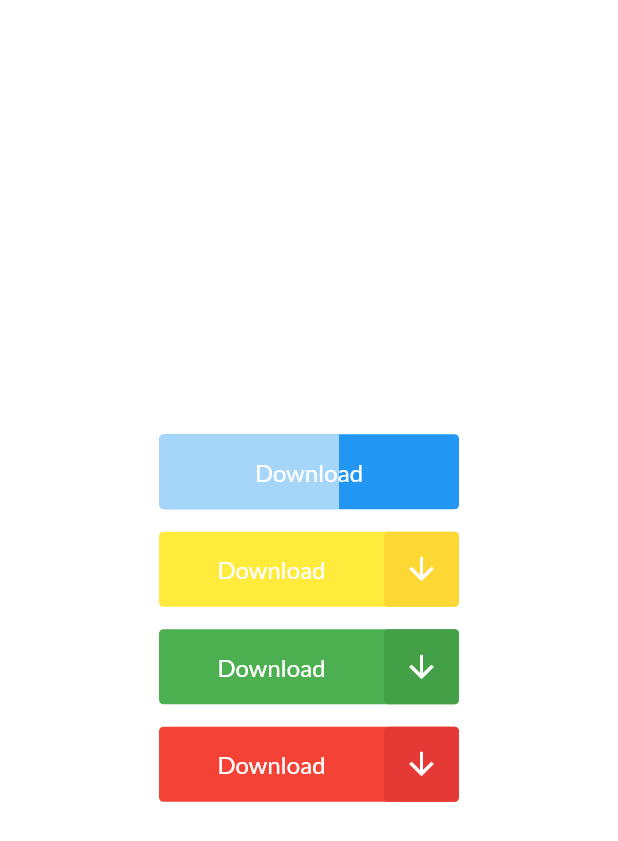
After one commit to DsdlTon/Flutter100Days, a Flutter app: the AnimationButton screen opened by its route, after a tap on "Download", on a phone screen of 412 x 824 dp. The commit adds this screen. Shown: the top 841 px of the screen. Run offline on Flutter 3.47's test engine with Material 2 defaults, Android fonts, the phone set to English and light mode, and no system bars; our stand-ins replace google_fonts, page_transition, simple_animations; missing offline and left inert: animator.

Commit message:
day7 completed

```diff
--- a/lib/day6/day6.dart
+++ b/lib/day6/day6.dart
@@ -80,8 +80,8 @@ class _ExerciseAppState extends State<ExerciseApp>
       body: PageView(
         children: <Widget>[
           Page(image: 'assets/images/exercise1.jpg'),
-          Page(image: 'assets/images/exercise1.jpg'),
-          Page(image: 'assets/images/exercise1.jpg'),
+          // Page(image: 'assets/images/exercise1.jpg'),
+          // Page(image: 'assets/images/exercise1.jpg'),
         ],
       ),
     );
--- /dev/null
+++ b/lib/day7/AnimateButton.dart
@@ -0,0 +1,166 @@
+import 'package:flutter/material.dart';
+
+class AnimateButton extends StatefulWidget {
+  final Color primaryColor;
+  final Color darkPrimayColor;
+
+  AnimateButton({Key key, this.primaryColor, this.darkPrimayColor});
+
+  @override
+  _AnimateButtonState createState() => _AnimateButtonState();
+}
+
+class _AnimateButtonState extends State<AnimateButton>
+    with TickerProviderStateMixin {
+  AnimationController _fadeAnimationController;
+  AnimationController _animationController;
+  AnimationController _scaleAnimationController;
+
+  Animation<double> _fadeAnimation;
+  Animation<double> _animation;
+  Animation<double> _scaleAnimation;
+
+  bool animationComplete = false;
+  double barColorOpacity = 0.6;
+
+  @override
+  void initState() {
+    super.initState();
+
+    _animationController = AnimationController(
+      vsync: this,
+      duration: Duration(seconds: 1),
+    );
+
+    _fadeAnimationController = AnimationController(
+      vsync: this,
+      duration: Duration(milliseconds: 400),
+    );
+
+    _scaleAnimationController = AnimationController(
+      vsync: this,
+      duration: Duration(milliseconds: 400),
+    );
+
+    _fadeAnimation = Tween<double>(
+      begin: 50.0,
+      end: 0.0,
+    ).animate(_fadeAnimationController);
+
+    _scaleAnimation = Tween<double>(
+      begin: 1.0,
+      end: 1.05,
+    ).animate(_scaleAnimationController)
+      ..addStatusListener((status) {
+        if (status == AnimationStatus.completed) {
+          _scaleAnimationController.reverse();
+          _fadeAnimationController.forward();
+          _animationController.forward();
+        }
+      });
+
+    _animation = Tween<double>(
+      begin: 0.0,
+      end: 200.0,
+    ).animate(_animationController)
+      ..addStatusListener((status) {
+        if (status == AnimationStatus.completed) {
+          setState(() {
+            animationComplete = true;
+            barColorOpacity = 0.0;
+          });
+        }
+      });
+  }
+
+  @override
+  void dispose() {
+    super.dispose();
+
+    _fadeAnimationController.dispose();
+    _animationController.dispose();
+    _scaleAnimationController.dispose();
+  }
+
+  @override
+  Widget build(BuildContext context) {
+    return Stack(
+      children: <Widget>[
+        AnimatedBuilder(
+          animation: _scaleAnimation,
+          builder: (context, child) => Transform.scale(
+            scale: _scaleAnimation.value,
+            child: InkWell(
+              onTap: () {
+                _scaleAnimationController.forward();
+              },
+              child: Center(
+                child: Stack(
+                  children: <Widget>[
+                    Container(
+                      width: 200,
+                      height: 50,
+                      decoration: BoxDecoration(
+                        color: widget.primaryColor,
+                        borderRadius: BorderRadius.circular(3),
+                      ),
+                      child: Row(
+                        children: <Widget>[
+                          Expanded(
+                            child: Align(
+                              child: animationComplete == false
+                                  ? Text(
+                                      'Download',
+                                      style: TextStyle(
+                                          color: Colors.white, fontSize: 16.0),
+                                    )
+                                  : Icon(
+                                      Icons.check,
+                                      color: Colors.white,
+                                    ),
+                            ),
+                          ),
+                          AnimatedBuilder(
+                            animation: _fadeAnimation,
+                            builder: (context, child) => Container(
+                              width: _fadeAnimation.value,
+                              height: 50,
+                              decoration: BoxDecoration(
+                                color: widget.darkPrimayColor,
+                                borderRadius: BorderRadius.circular(3),
+                              ),
+                              child: Icon(
+                                Icons.arrow_downward,
+                                color: Colors.white,
+                              ),
+                            ),
+                          ),
+                        ],
+                      ),
+                    ),
+                    AnimatedBuilder(
+                      animation: _animationController,
+                      builder: (context, child) => Positioned(
+                        top: 0,
+                        left: 0,
+                        height: 50.0,
+                        width: _animation.value,
+                        child: AnimatedOpacity(
+                          opacity: barColorOpacity,
+                          duration: Duration(milliseconds: 200),
+                          child: Container(
+                            decoration: BoxDecoration(color: Colors.white),
+                          ),
+                        ),
+                      ),
+                    ),
+                  ],
+                ),
+              ),
+            ),
+          ),
+        ),
+      ],
+    );
+  }
+}
--- /dev/null
+++ b/lib/day7/day7.dart
@@ -0,0 +1,32 @@
+import 'package:flutter/material.dart';
+import 'package:flutter100day/day7/AnimateButton.dart';
+// import 'package:flutter100day/day7/AnimateButton.dart';
+
+class AnimationButton extends StatefulWidget {
+  @override
+  _AnimationButtonState createState() => _AnimationButtonState();
+}
+
+class _AnimationButtonState extends State<AnimationButton> {
+  @override
+  Widget build(BuildContext context) {
+    return Scaffold(
+      body: Container(
+        color: Colors.white,
+        child: Column(
+          mainAxisAlignment: MainAxisAlignment.center,
+          children: <Widget>[
+            AnimateButton(primaryColor: Colors.blue, darkPrimayColor: Colors.blue[600]),
+            SizedBox(height: 15.0),
+            AnimateButton(primaryColor: Colors.yellow, darkPrimayColor: Colors.yellow[600]),
+            SizedBox(height: 15.0),
+            AnimateButton(primaryColor: Colors.green, darkPrimayColor: Colors.green[600]),
+            SizedBox(height: 15.0),
+            AnimateButton(primaryColor: Colors.red, darkPrimayColor: Colors.red[600]),
+            // SizedBox(height: 15.0),
+          ],
+        ),
+      ),
+    );
+  }
+}
--- a/lib/home.dart
+++ b/lib/home.dart
@@ -18,6 +18,7 @@ class HomePage extends StatelessWidget {
             WorkList(context, 'Day 4 - Documentary', '/4'),
             WorkList(context, 'Day 5 - MapApplication', '/5'),
             WorkList(context, 'Day 6 - ExerciseApp', '/6'),
+            WorkList(context, 'Day 7 - AnimationButton', '/7'),
           ],
         ),
       ),
--- a/lib/main.dart
+++ b/lib/main.dart
@@ -1,6 +1,4 @@
 import 'package:flutter/material.dart';
-import 'package:flutter100day/day5/day5.dart';
-import 'package:flutter100day/day6/day6.dart';
 import 'package:google_fonts/google_fonts.dart';
 
 import 'package:flutter100day/home.dart';
@@ -9,6 +7,9 @@ import 'package:flutter100day/day1/day1.dart';
 import 'package:flutter100day/day2/day2.dart';
 import 'package:flutter100day/day3/day3.dart';
 import 'package:flutter100day/day4/day4.dart';
+import 'package:flutter100day/day5/day5.dart';
+import 'package:flutter100day/day6/day6.dart';
+import 'package:flutter100day/day7/day7.dart';
 
 void main() {
   runApp(MyApp());
@@ -37,6 +38,7 @@ class MyApp extends StatelessWidget {
         '/4': (BuildContext context) => Documentary(),
         '/5': (BuildContext context) => MapApplication(),
         '/6': (BuildContext context) => ExerciseApp(),
+        '/7': (BuildContext context) => AnimationButton(),
         // '/c': (BuildContext context) => ,
       },
     );
```
Also changed, not shown: 8 other files.
